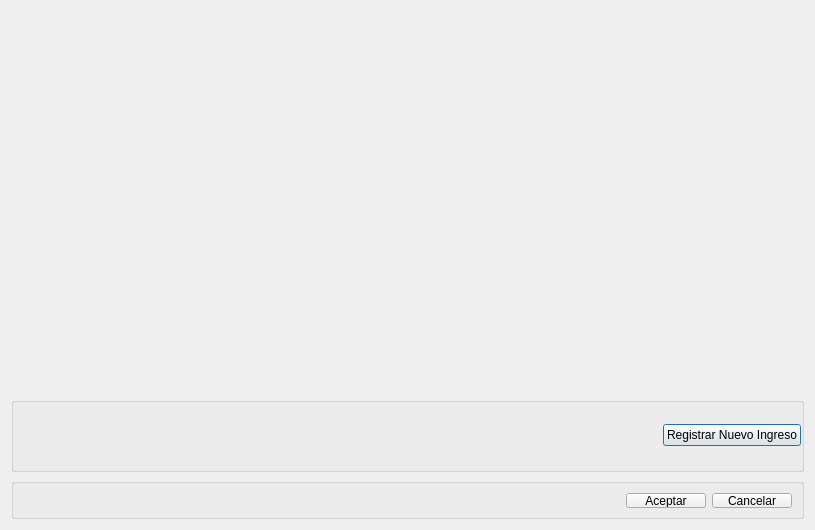
First picture: the form in src/ui/DialogRegistrarIngresoVehiculo.ui, repository guilleurrutia10/division-transporte, before the edit.
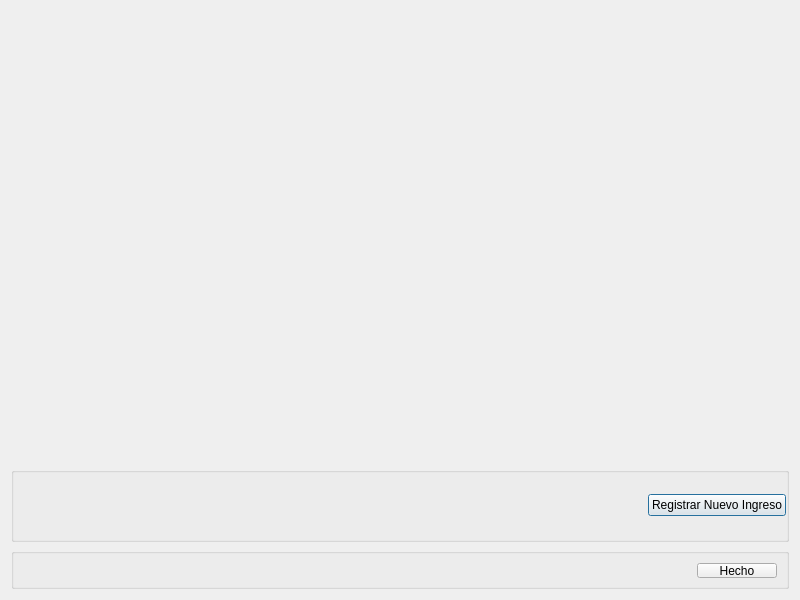
Second picture: the form after the edit.

Commit message: A partir de ahora se registran en la bd todos los datos proporcionados por la vista en el registro de ingreso del vehiculo. Agregados 2 plainTexts (para equipamiento y reparacion solicitada), el nivel de combustible se lo agrega a partir de un comboBox

Patch:
```diff
--- a/src/ui/DialogRegistrarIngresoVehiculo.ui
+++ b/src/ui/DialogRegistrarIngresoVehiculo.ui
@@ -6,16 +6,32 @@
    <rect>
     <x>0</x>
     <y>0</y>
-    <width>815</width>
-    <height>530</height>
+    <width>800</width>
+    <height>600</height>
    </rect>
   </property>
+  <property name="sizePolicy">
+   <sizepolicy hsizetype="Expanding" vsizetype="Preferred">
+    <horstretch>0</horstretch>
+    <verstretch>0</verstretch>
+   </sizepolicy>
+  </property>
+  <property name="minimumSize">
+   <size>
+    <width>800</width>
+    <height>600</height>
+   </size>
+  </property>
   <property name="windowTitle">
    <string>Registrar Ingreso Vehiculo</string>
   </property>
   <layout class="QVBoxLayout" name="verticalLayout">
    <item>
-    <widget class="QWidget" name="widget" native="true"/>
+    <layout class="QVBoxLayout" name="verticalLayout_2">
+     <item>
+      <widget class="QWidget" name="widget" native="true"/>
+     </item>
+    </layout>
    </item>
    <item>
     <widget class="QGroupBox" name="groupBox">
@@ -127,14 +143,7 @@
       <item row="0" column="1">
        <widget class="QPushButton" name="pushButtonAceptar">
         <property name="text">
-         <string>Aceptar</string>
-        </property>
-       </widget>
-      </item>
-      <item row="0" column="2">
-       <widget class="QPushButton" name="pushButtonCancelar">
-        <property name="text">
-         <string>Cancelar</string>
+         <string>Hecho</string>
         </property>
        </widget>
       </item>
```
Left out of the diff: 35 changed lines with no effect on the pictures. The commit also changes 9 other files.
